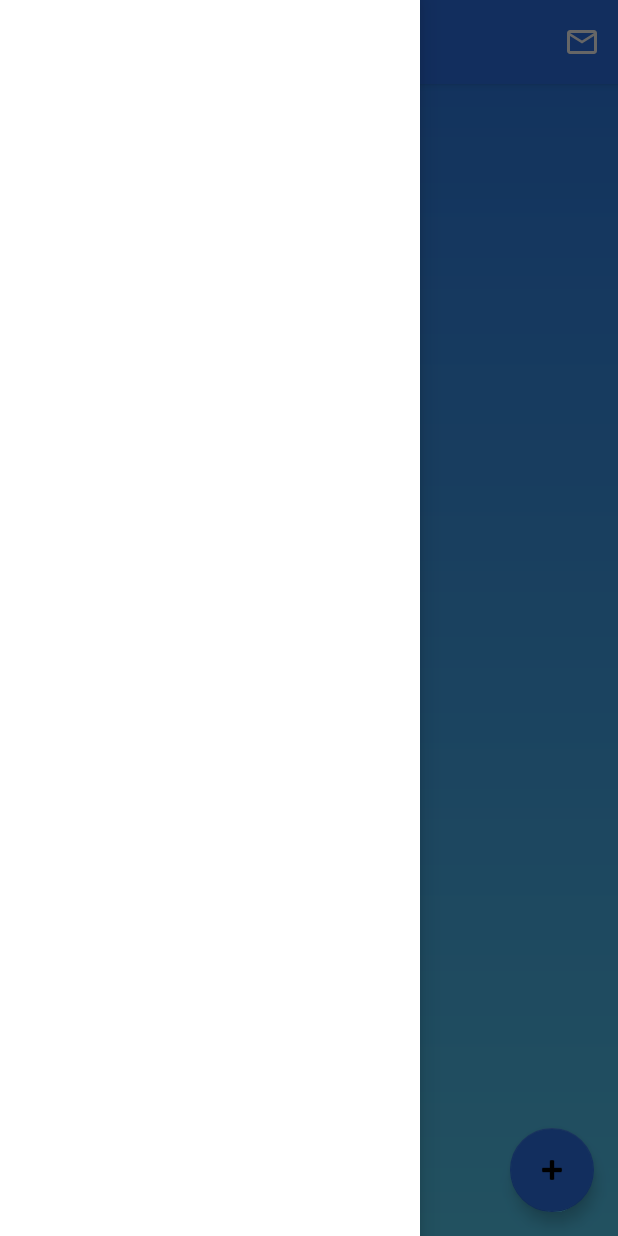
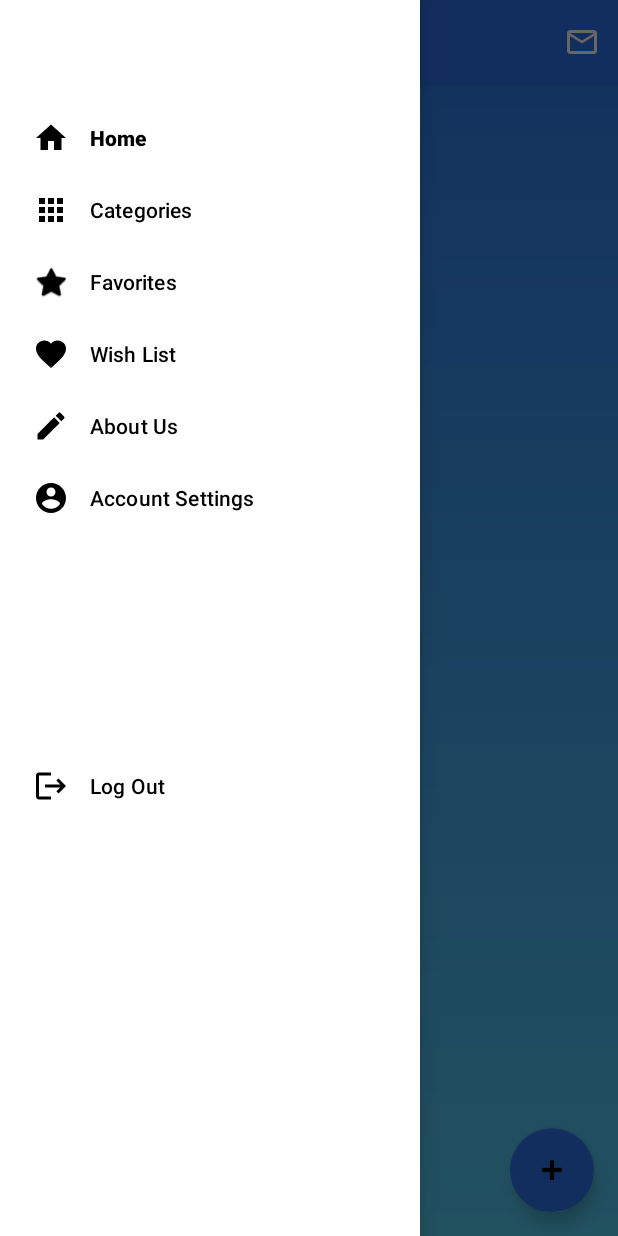
Before and after one commit to notkreader/Projeto_CM_TP1, an Android app: the screen it shows after launch once a user with an empty profile is signed in (MainActivity), with the side drawer open, on a phone screen of 412 x 824 dp. Run offline under Robolectric (Android 15) with nearby library versions, the phone set to English and light mode, and no system bars; our stand-ins replace Firebase (no records; nobody signed in at launch, a user with empty details on screens opened directly), navigation-ui.

Commit message:
DarkMode 2

```diff
--- a/app/src/main/res/layout/activity_main.xml
+++ b/app/src/main/res/layout/activity_main.xml
@@ -17,8 +17,8 @@
         android:id="@+id/nav_view"
         android:paddingTop="60dp"
         android:background="?attr/drawer_color"
-        app:itemTextColor="?attr/text_color"
-        app:itemIconTint="?attr/text_color"
+        app:itemTextColor="?attr/drawer_text_color"
+        app:itemIconTint="?attr/drawer_text_color"
         android:layout_width="wrap_content"
         android:layout_height="match_parent"
         android:layout_gravity="start"
--- a/app/src/main/res/layout/app_bar_main.xml
+++ b/app/src/main/res/layout/app_bar_main.xml
@@ -15,7 +15,7 @@
             android:id="@+id/toolbar"
             android:layout_width="match_parent"
             android:layout_height="?attr/actionBarSize"
-            android:background="#2D73EB"
+            android:background="?attr/app_bar_color"
             app:popupTheme="@style/Theme.Projeto_CM.PopupOverlay" />
 
     </com.google.android.material.appbar.AppBarLayout>
--- a/app/src/main/res/values/attrs.xml
+++ b/app/src/main/res/values/attrs.xml
@@ -5,5 +5,7 @@
         <attr name="text_color" format="color"/>
         <attr name="button_color" format="color"/>
         <attr name="drawer_color" format="color"/>
+        <attr name="drawer_text_color" format="color"/>
+        <attr name="app_bar_color" format="color"/>
     </declare-styleable>
 </resources>
--- a/app/src/main/res/values/styles.xml
+++ b/app/src/main/res/values/styles.xml
@@ -9,6 +9,8 @@
         <item name="text_color">#ffff</item>
         <item name="button_color">#2D73EB</item>
         <item name="drawer_color">@color/white</item>
+        <item name="drawer_text_color">@color/black</item>
+        <item name="app_bar_color">#2D73EB</item>
     </style>
 
     <!-- dark application theme. -->
@@ -19,6 +21,8 @@
         <item name="background_color">@drawable/gradient_black</item>
         <item name="text_color">@color/white</item>
         <item name="button_color">#2D73EB</item>
-        <item name="drawer_color">@color/black</item>
+        <item name="drawer_color">#292929</item>
+        <item name="drawer_text_color">@color/white</item>
+        <item name="app_bar_color">#292929</item>
     </style>
 </resources>
```
